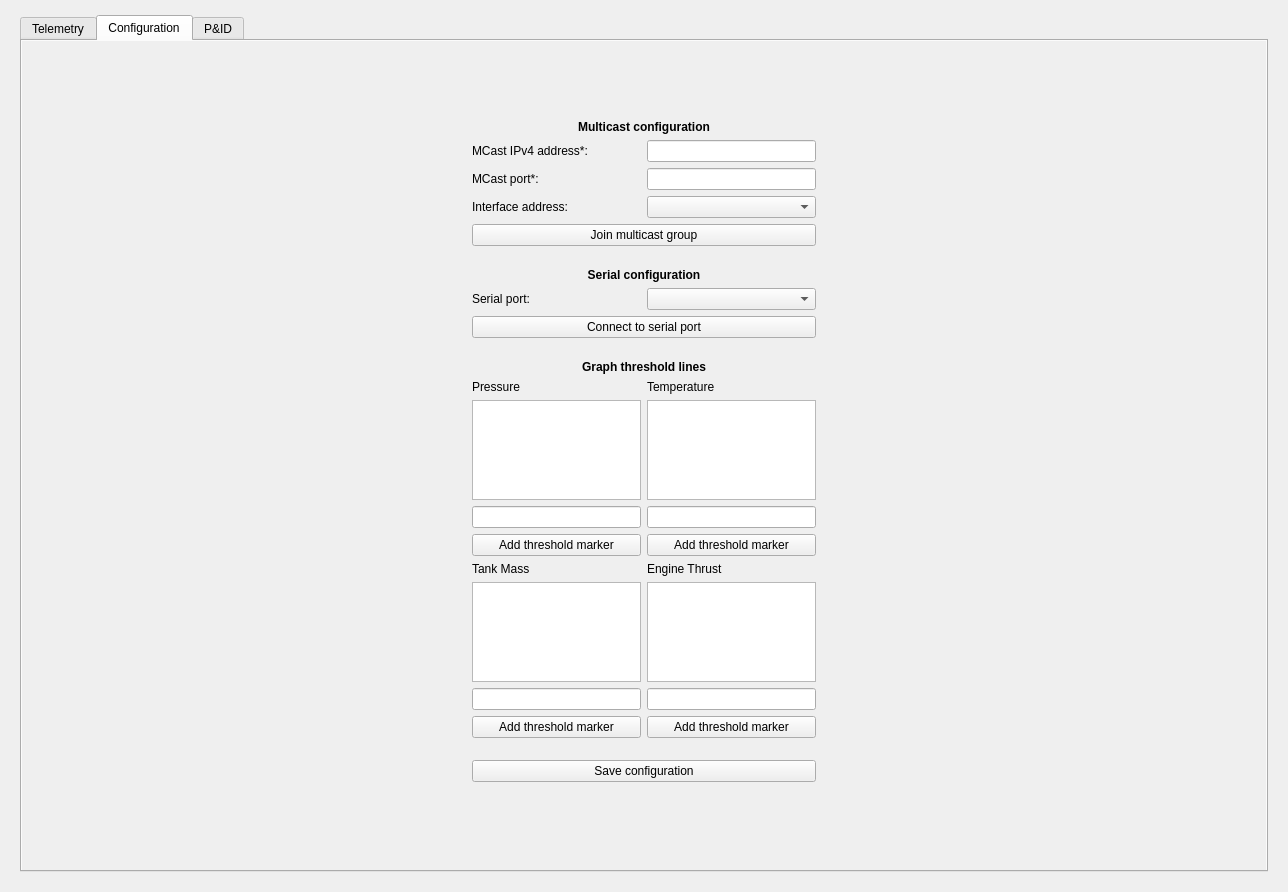
Above: main_window/ui/form.ui from CarletonURocketry/hybrid-engine-ui before the change. Below: the same form after it.
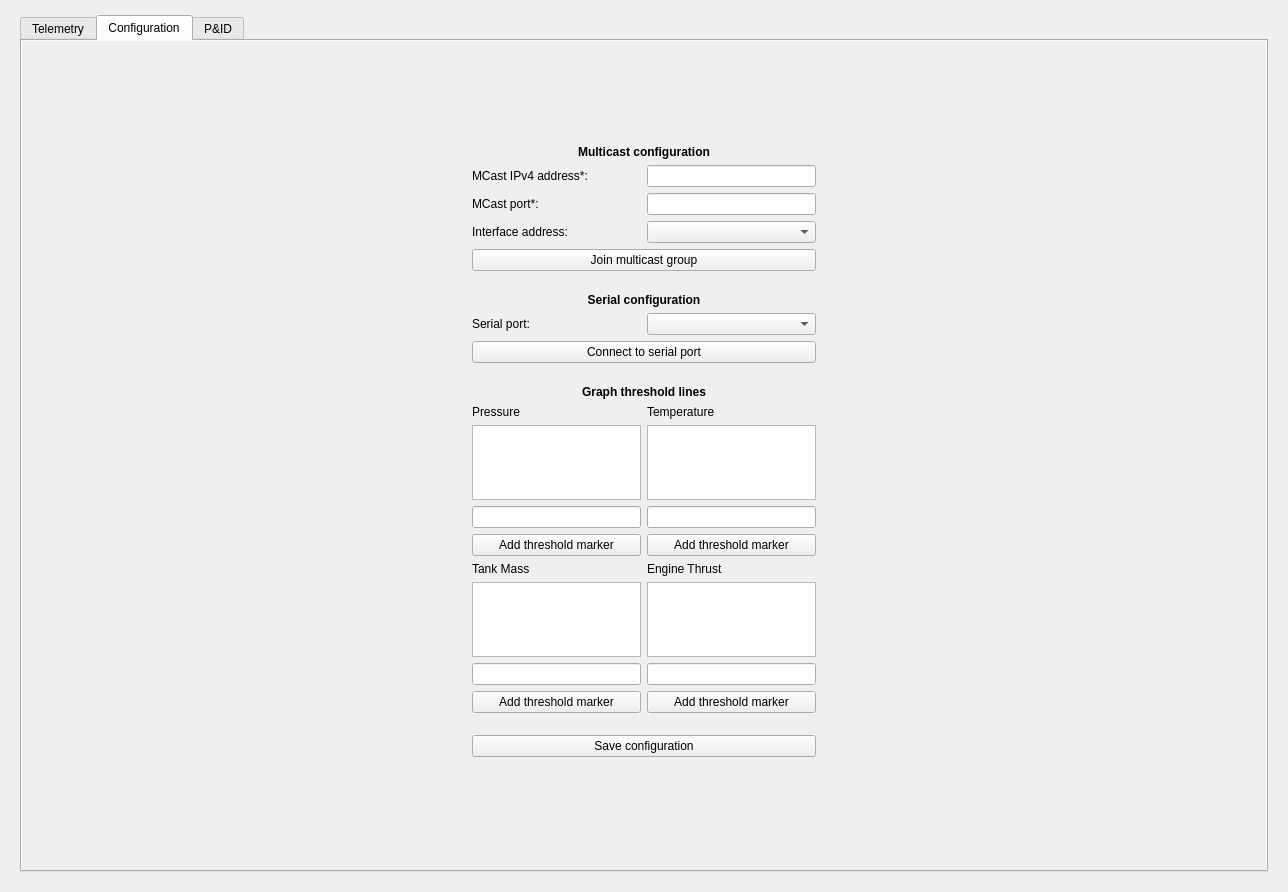
That is the form after the change. The open tabs and pages were chosen to show the change. Icons and pictures are not drawn. Custom widgets are drawn as their Qt base class.

Patch:
```diff
--- a/main_window/ui/form.ui
+++ b/main_window/ui/form.ui
@@ -1092,7 +1092,7 @@
              <property name="maximumSize">
               <size>
                <width>16777215</width>
-               <height>100</height>
+               <height>75</height>
               </size>
              </property>
             </widget>
@@ -1142,7 +1142,7 @@
              <property name="maximumSize">
               <size>
                <width>16777215</width>
-               <height>100</height>
+               <height>75</height>
               </size>
              </property>
             </widget>
@@ -1192,7 +1192,7 @@
              <property name="maximumSize">
               <size>
                <width>16777215</width>
-               <height>100</height>
+               <height>75</height>
               </size>
              </property>
             </widget>
@@ -1242,7 +1242,7 @@
              <property name="maximumSize">
               <size>
                <width>16777215</width>
-               <height>100</height>
+               <height>75</height>
               </size>
              </property>
             </widget>
```
Left out of the diff: 46 changed lines with no effect on the pictures.
